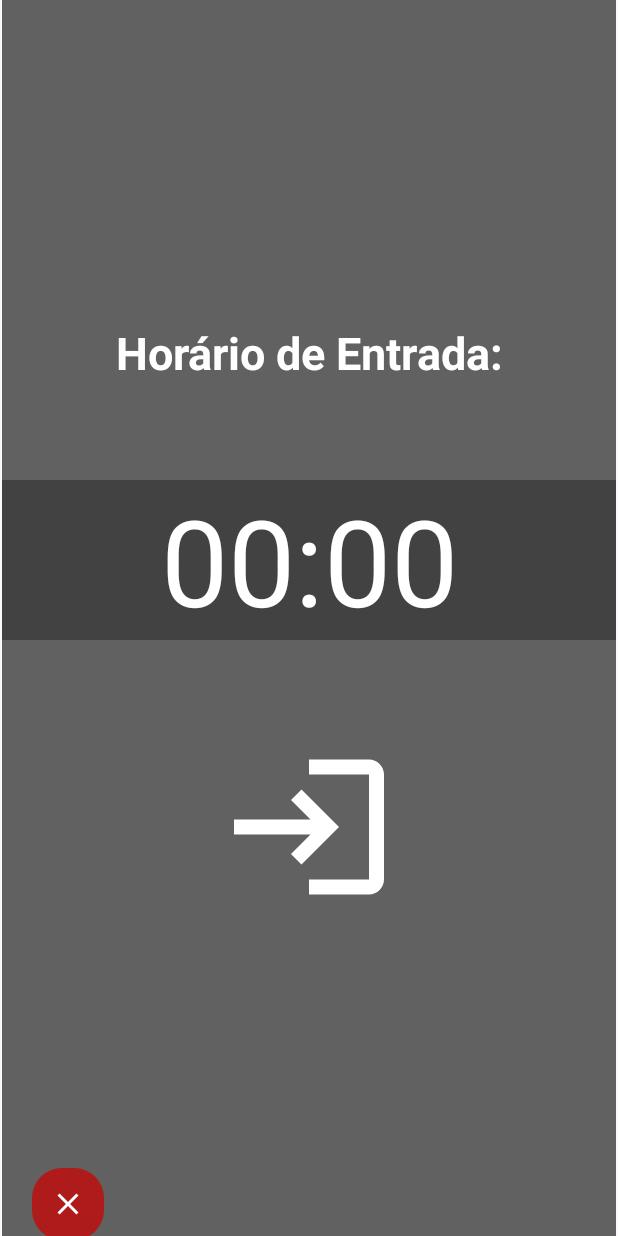
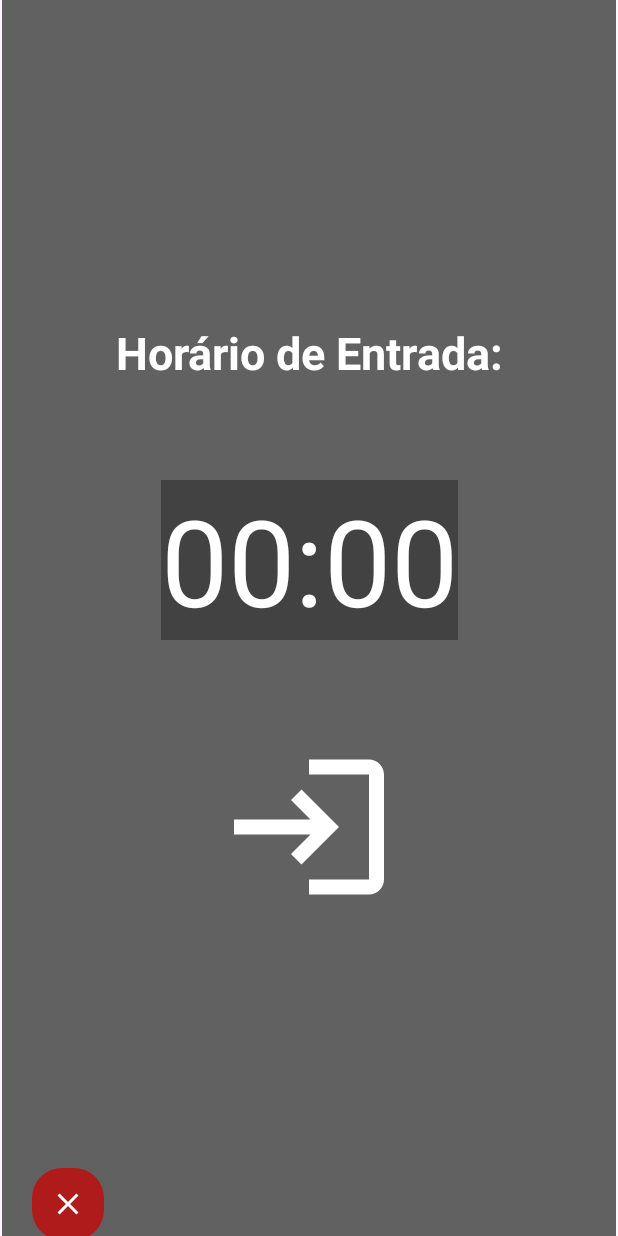
Before and after one commit to tiefz/Bora, an Android app: the EntradaFragment screen opened through its navigation route, on a phone screen of 412 x 824 dp. Run offline under Robolectric (Android 15) with nearby library versions, the phone set to English and light mode, and no system bars; our stand-ins replace Room's generated code, data binding; 1 statement that could not run was skipped.

Commit message:
Timepicker e getallshifts parcial WIP

```diff
--- a/app/src/main/java/br/com/tiefenbarher/bora/data/dao/BoraDao.kt
+++ b/app/src/main/java/br/com/tiefenbarher/bora/data/dao/BoraDao.kt
@@ -13,6 +13,11 @@ interface BoraDao {
     @Insert(onConflict = OnConflictStrategy.REPLACE)
     suspend fun saveShift(shift: LocalShift)
 
+    @Query("SELECT * FROM shift")
+    fun getAllShifts(): List<LocalShift>
+
+    //todo - getShiftById
+
     @Query("SELECT * FROM interval")
     fun getAllIntervals(): List<Interval>
 
--- a/app/src/main/java/br/com/tiefenbarher/bora/domain/model/repository/BoraRepository.kt
+++ b/app/src/main/java/br/com/tiefenbarher/bora/domain/model/repository/BoraRepository.kt
@@ -4,4 +4,5 @@ import br.com.tiefenbarher.bora.domain.model.AppShift
 
 interface BoraRepository {
     suspend fun saveShift(shift: AppShift)
+    suspend fun getAllShifts(): List<AppShift>
 }
--- a/app/src/main/java/br/com/tiefenbarher/bora/presentation/ui/navigation/EntradaFragment.kt
+++ b/app/src/main/java/br/com/tiefenbarher/bora/presentation/ui/navigation/EntradaFragment.kt
@@ -1,12 +1,15 @@
 package br.com.tiefenbarher.bora.presentation.ui.navigation
 
+import android.app.TimePickerDialog
 import android.os.Bundle
+import android.util.Log
 import android.view.LayoutInflater
 import android.view.View
 import android.view.ViewGroup
+import android.widget.TimePicker
 import androidx.fragment.app.Fragment
-import androidx.navigation.findNavController
 import br.com.tiefenbarher.bora.databinding.FragmentEntradaBinding
+import java.util.Calendar
 
 class EntradaFragment : Fragment() {
 
@@ -20,11 +23,28 @@ class EntradaFragment : Fragment() {
         _binding = FragmentEntradaBinding.inflate(inflater, container, false)
         val view = binding.root
 
+        val timePicker: TimePickerDialog
+        val currentTime = Calendar.getInstance()
+        val hour = currentTime.get(Calendar.HOUR_OF_DAY)
+        val minute = currentTime.get(Calendar.MINUTE)
+
+        timePicker =
+            TimePickerDialog(requireContext(), object : TimePickerDialog.OnTimeSetListener {
+                override fun onTimeSet(view: TimePicker?, hourOfDay: Int, minute: Int) {
+                    binding.tvInputHour.setText(String.format("%d:%d", hourOfDay, minute))
+                }
+            }, hour, minute, true)
+
         binding.apply {
             ibStartCalculate.setOnClickListener {
-                val action = EntradaFragmentDirections
-                    .actionEntradaFragmentToAlmocoFragment()
-                view.findNavController().navigate(action)
+                Log.i("Relogio", "Hora: $hour - Minutos: $minute")
+
+//                val action = EntradaFragmentDirections
+//                    .actionEntradaFragmentToAlmocoFragment()
+//                view.findNavController().navigate(action)
+            }
+            tvInputHour.setOnClickListener {
+                timePicker.show()
             }
         }
 
--- a/app/src/main/java/br/com/tiefenbarher/bora/presentation/view_model/BoraViewModel.kt
+++ b/app/src/main/java/br/com/tiefenbarher/bora/presentation/view_model/BoraViewModel.kt
@@ -16,5 +16,11 @@ class BoraViewModel(
         }
     }
 
+//    fun getAllShifts(): List<AppShift> {
+//        viewModelScope.launch {
+//            return repository.getAllShifts()
+//        }
+//    }
+
     var horario = "00:00"
 }
--- a/app/src/main/res/layout/fragment_entrada.xml
+++ b/app/src/main/res/layout/fragment_entrada.xml
@@ -30,15 +30,12 @@
                 app:layout_constraintStart_toStartOf="parent"
                 app:layout_constraintTop_toTopOf="parent" />
 
-            <EditText
-                android:id="@+id/et_input_hour"
+            <TextView
+                android:id="@+id/tv_input_hour"
                 android:layout_width="wrap_content"
                 android:layout_height="wrap_content"
                 android:autofillHints=""
                 android:background="@color/bg_cinza_escuro"
-                android:ems="5"
-                android:hint="@string/start_time"
-                android:inputType="time"
                 android:text="@string/start_time"
                 android:textAlignment="center"
                 android:textColor="@color/white"
```
Also changed, not shown: app/src/main/java/br/com/tiefenbarher/bora/data/repository/BoraRepositoryImpl.kt (+16 -0 lines), app/src/main/java/br/com/tiefenbarher/bora/presentation/ui/navigation/HomeFragment.kt (+0 -11 lines).
